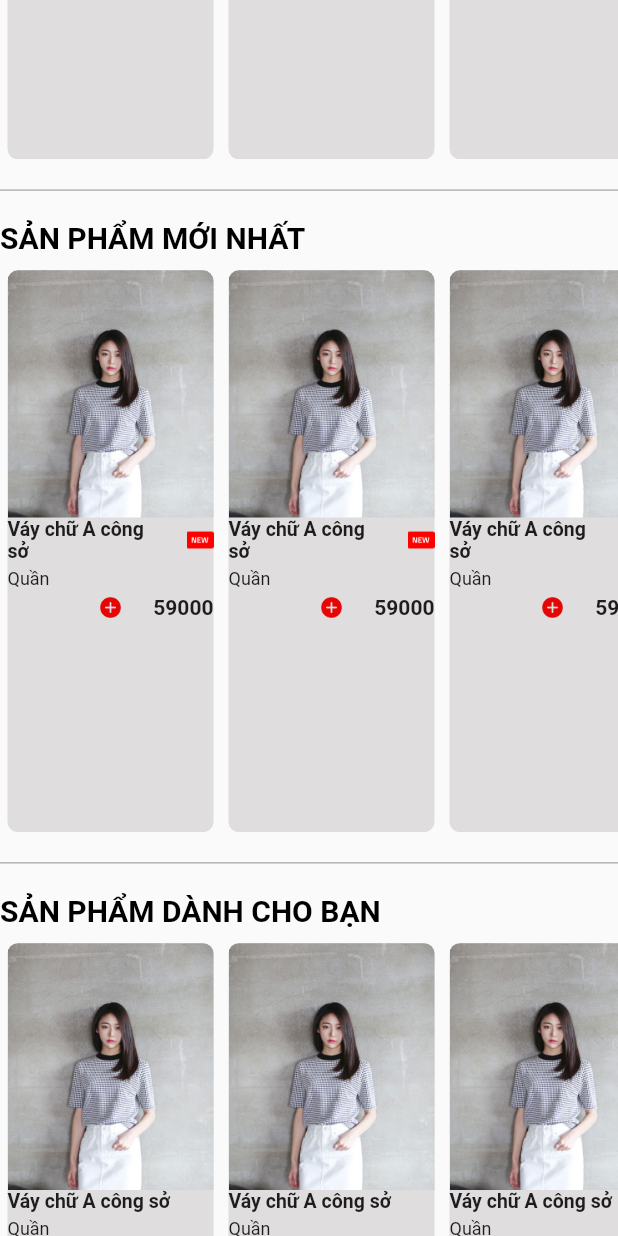
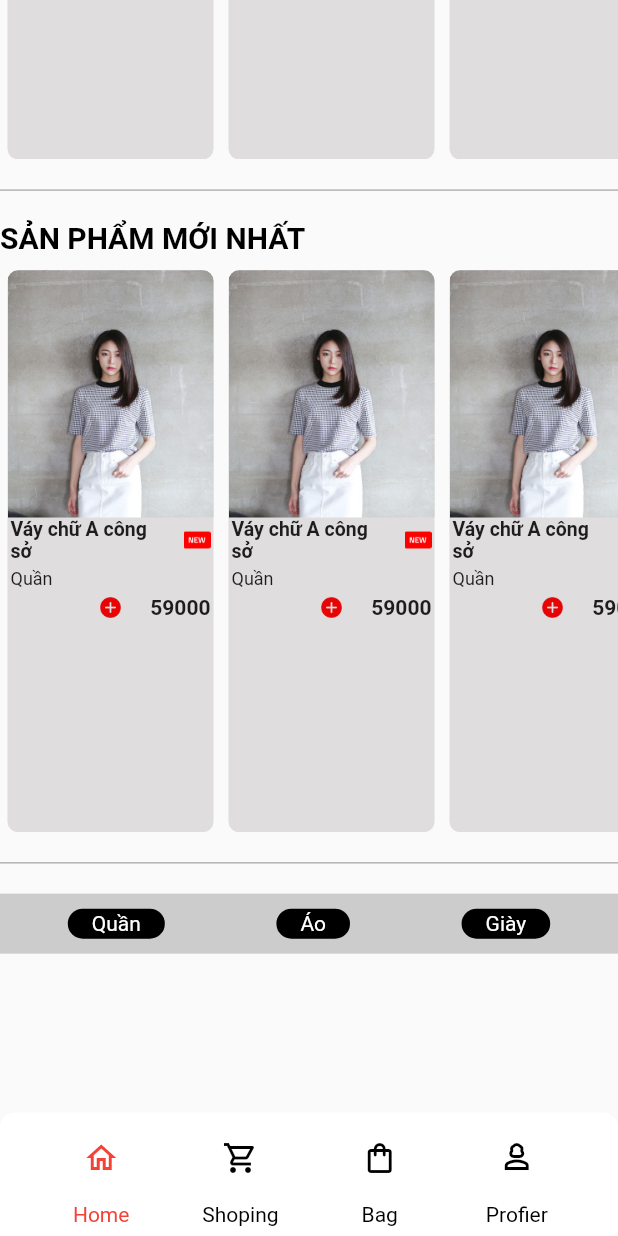
Before and after one commit to HuynhDatIT/DA_flutter_app, a Flutter app: the screen it shows after launch, scrolled down 576 dp, on a phone screen of 412 x 824 dp. Run offline on Flutter 3.47's test engine with Material 2 defaults, Android fonts, the phone set to English and light mode, and no system bars; our stand-ins replace card_swiper.

Commit message:
done list product category

```diff
--- a/ecommer_app/lib/common/bottom.dart
+++ b/ecommer_app/lib/common/bottom.dart
@@ -0,0 +1,53 @@
+import 'package:flutter/material.dart';
+
+class BottomCustom extends StatefulWidget {
+  const BottomCustom({Key? key}) : super(key: key);
+
+  @override
+  _BottomCustomState createState() => _BottomCustomState();
+}
+
+class _BottomCustomState extends State<BottomCustom> {
+  void IconEven(String title) {
+    print(title);
+  }
+
+  @override
+  Widget build(BuildContext context) {
+    return Container(
+        decoration: const BoxDecoration(
+            color: Colors.white,
+            borderRadius: BorderRadius.only(
+                topLeft: Radius.circular(10), topRight: Radius.circular(10))),
+        child: Row(
+          mainAxisAlignment: MainAxisAlignment.spaceEvenly,
+          children: [
+            IconCustomer(Icons.home_outlined, "Home", Colors.red),
+            IconCustomer(Icons.shopping_cart_outlined, "Shoping", Colors.black),
+            IconCustomer(Icons.shopping_bag_outlined, "Bag", Colors.black),
+            IconCustomer(Icons.person_3_outlined, "Profier", Colors.black),
+          ],
+        ));
+  }
+}
+
+Widget IconCustomer(IconData iconData, String title, Color color) {
+  return Container(
+    child: Column(
+      mainAxisAlignment: MainAxisAlignment.spaceEvenly,
+      children: [
+        IconButton(
+          onPressed: () => {},
+          icon: Icon(
+            iconData,
+            color: color,
+          ),
+        ),
+        Text(
+          title,
+          style: TextStyle(color: color),
+        )
+      ],
+    ),
+  );
+}
--- a/ecommer_app/lib/common/productItemWidget.dart
+++ b/ecommer_app/lib/common/productItemWidget.dart
@@ -4,7 +4,8 @@ import '../model/productDto.dart';
 
 class ProductItemWidget extends StatefulWidget {
   ProductDto product;
-  ProductItemWidget({super.key, required this.product});
+  double? height;
+  ProductItemWidget({super.key, required this.product, this.height});
 
   @override
   _ProductItemWidgetState createState() => _ProductItemWidgetState();
@@ -14,7 +15,7 @@ class _ProductItemWidgetState extends State<ProductItemWidget> {
   @override
   Widget build(BuildContext context) {
     return Container(
-      height: MediaQuery.of(context).size.width / 2.5,
+      // height: widget.height ?? MediaQuery.of(context).size.width / 2.6,
       // padding: const EdgeInsets.only(left: 5, right: 5),
       margin: const EdgeInsets.only(left: 5, right: 5),
       decoration: const BoxDecoration(
@@ -34,6 +35,7 @@ class _ProductItemWidgetState extends State<ProductItemWidget> {
             ),
           ),
           Container(
+            padding: const EdgeInsets.symmetric(horizontal: 2),
             width: MediaQuery.of(context).size.width / 3.0,
             child: Column(
               mainAxisAlignment: MainAxisAlignment.spaceBetween,
--- /dev/null
+++ b/ecommer_app/lib/common/tagWidget.dart
@@ -0,0 +1,25 @@
+import 'package:flutter/material.dart';
+
+class TagWidget extends StatelessWidget {
+  final String title;
+  final bool isSelected;
+
+  const TagWidget({super.key, required this.title, this.isSelected = false});
+
+  @override
+  Widget build(BuildContext context) {
+    return Container(
+      padding: const EdgeInsets.symmetric(vertical: 2, horizontal: 16),
+      decoration: BoxDecoration(
+        borderRadius: BorderRadius.circular(12),
+        color: Colors.black,
+      ),
+      child: Text(
+        title,
+        style: TextStyle(
+          color: isSelected ? Colors.red : Colors.white,
+        ),
+      ),
+    );
+  }
+}
--- a/ecommer_app/lib/main.dart
+++ b/ecommer_app/lib/main.dart
@@ -12,9 +12,7 @@ class MyApp extends StatelessWidget {
   Widget build(BuildContext context) {
     return MaterialApp(
       title: 'Flutter Demo',
-      theme: ThemeData(
-        primarySwatch: Colors.blue,
-      ),
+      theme: ThemeData(primarySwatch: Colors.blueGrey),
       home: const MyHomePage(title: 'Flutter Demo Home Page'),
     );
   }
--- a/ecommer_app/lib/screen/home/listProductCategoryWidget.dart
+++ b/ecommer_app/lib/screen/home/listProductCategoryWidget.dart
@@ -1,4 +1,5 @@
 import 'package:ecommer_app/common/productItemWidget.dart';
+import 'package:ecommer_app/common/tagWidget.dart';
 import 'package:ecommer_app/model/productDto.dart';
 import 'package:flutter/material.dart';
 
@@ -17,7 +18,10 @@ class _ListProductCategoryWidgetState extends State<ListProductCategoryWidget> {
     List<ProductItemWidget> listProductWidget = widget.listProduct
         .take(2)
         .map(
-          (e) => ProductItemWidget(product: e),
+          (e) => ProductItemWidget(
+            product: e,
+            height: MediaQuery.of(context).size.height / 2,
+          ),
         )
         .toList();
     //List<List<ProductItemWidget>> groupListProductWidget;
@@ -25,24 +29,32 @@ class _ListProductCategoryWidgetState extends State<ListProductCategoryWidget> {
     return Column(
       children: [
         Container(
-          padding: const EdgeInsets.only(bottom: 10),
-          height: 50,
-          width: double.infinity,
-          decoration: BoxDecoration(color: Colors.black),
+          padding: const EdgeInsets.symmetric(vertical: 10, horizontal: 8),
+          color: Colors.grey.withOpacity(0.5),
+          child: Row(
+            mainAxisAlignment: MainAxisAlignment.spaceAround,
+            children: [
+              TagWidget(title: 'Quần'),
+              TagWidget(title: 'Áo'),
+              TagWidget(title: 'Giày'),
+            ],
+          ),
         ),
         Container(
             height: MediaQuery.of(context).size.height,
             child: Column(
-              mainAxisAlignment: MainAxisAlignment.center,
+              mainAxisAlignment: MainAxisAlignment.spaceEvenly,
               children: [
-                Expanded(
-                    child: Container(
-                        height: MediaQuery.of(context).size.width / 2.5,
-                        child: Row(children: listProductWidget))),
-                Expanded(
-                    child: Container(
-                        height: MediaQuery.of(context).size.width / 2.5,
-                        child: Row(children: listProductWidget))),
+                SizedBox(
+                    child: Row(
+                  mainAxisAlignment: MainAxisAlignment.spaceEvenly,
+                  children: listProductWidget,
+                )),
+                SizedBox(
+                    child: Row(
+                  mainAxisAlignment: MainAxisAlignment.spaceEvenly,
+                  children: listProductWidget,
+                )),
               ],
             )),
         const Padding(
--- a/ecommer_app/lib/screen/home/mainHomeScreen.dart
+++ b/ecommer_app/lib/screen/home/mainHomeScreen.dart
@@ -1,3 +1,4 @@
+import 'package:ecommer_app/common/bottom.dart';
 import 'package:ecommer_app/screen/home/listProductCategoryWidget.dart';
 import 'package:ecommer_app/screen/home/listProductWidget.dart';
 import 'package:ecommer_app/screen/home/topwidget.dart';
@@ -10,7 +11,11 @@ class MainHomeScreen extends StatelessWidget {
 
   @override
   Widget build(BuildContext context) {
-    return SingleChildScrollView(
+    return Column(
+      children: [
+        Expanded(
+          flex: 9,
+          child: SingleChildScrollView(
             scrollDirection: Axis.vertical,
             child: Column(
               children: [
@@ -24,13 +29,18 @@ class MainHomeScreen extends StatelessWidget {
                     listproduct: MockData.listProductSale,
                     title: 'SẢN PHẨM GIẢM GIÁ'),
                 ListProductWidget(
-              listproduct: MockData.listProductNew, title: 'SẢN PHẨM MỚI NHẤT'),
+                    listproduct: MockData.listProductNew,
+                    title: 'SẢN PHẨM MỚI NHẤT'),
+                ListProductCategoryWidget(listProduct: MockData.listProduct),
                 ListProductWidget(
                     listproduct: MockData.listProduct,
                     title: 'SẢN PHẨM DÀNH CHO BẠN'),
-          ListProductCategoryWidget(listProduct: MockData.listProduct)
               ],
             ),
+          ),
+        ),
+        Expanded(flex: 1, child: BottomCustom())
+      ],
     );
   }
 }
```
Lines whose indentation alone changed are shown as unchanged.
